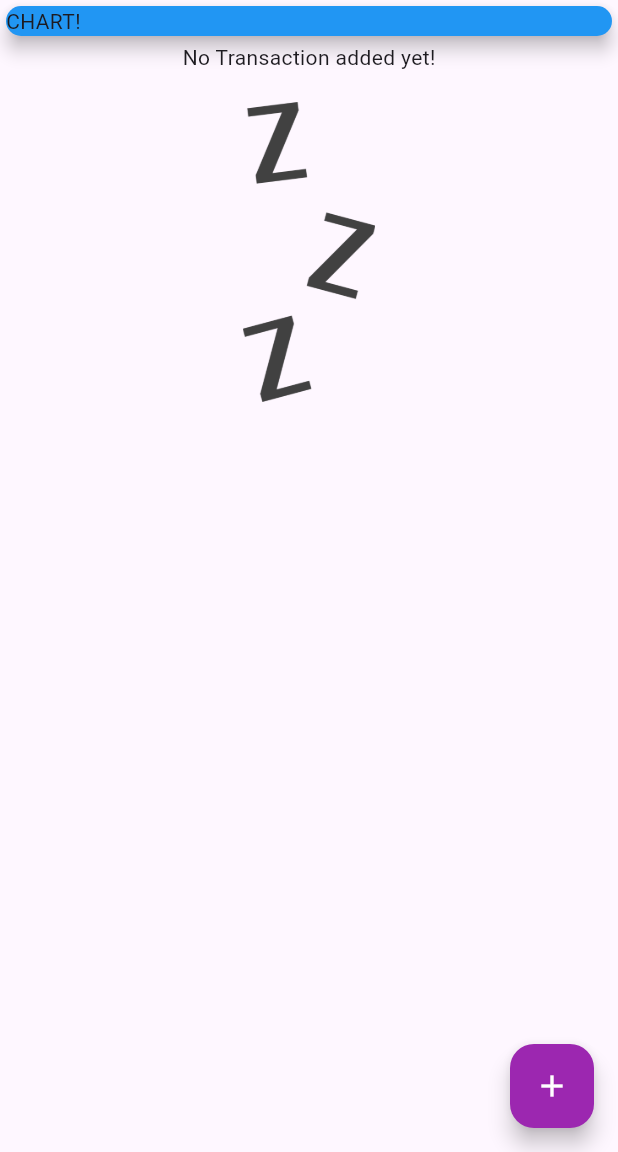
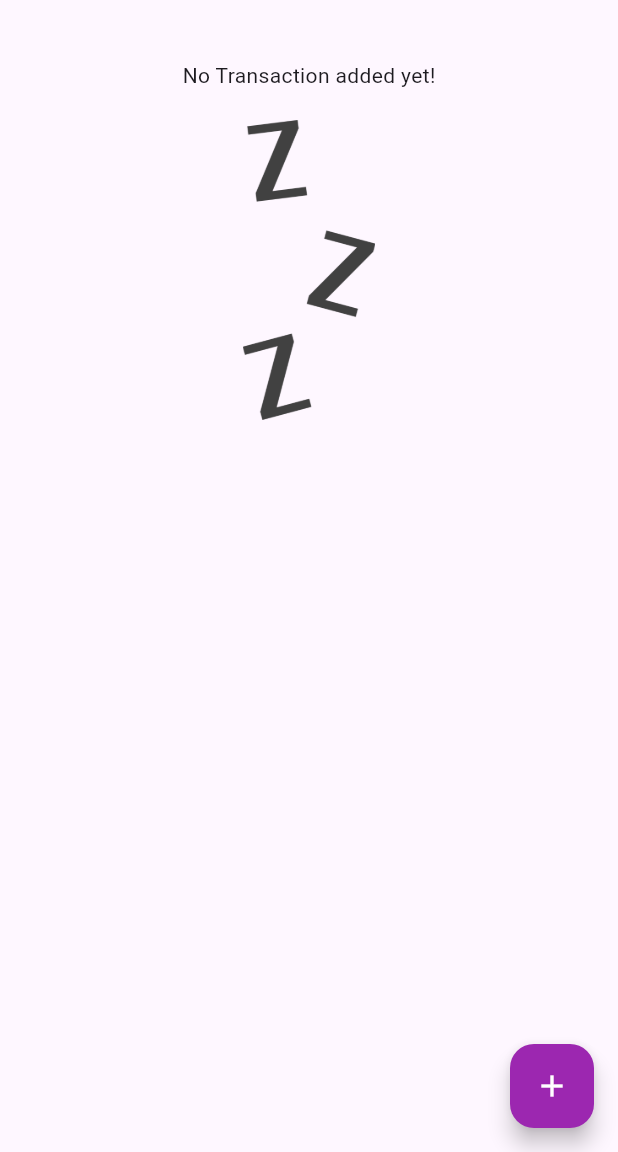
Before and after one commit to Nelofarzabi/Personal_Expenses_App, a Flutter app: the screen it shows after launch, on a phone screen of 412 x 824 dp, the part 84-1236 px from its top. Run offline on Flutter 3.47's test engine with Material 3 defaults, Android fonts, the phone set to English and light mode, and no system bars.

Commit message:
Add chart

```diff
--- a/lib/main.dart
+++ b/lib/main.dart
@@ -1,4 +1,5 @@
 import 'package:expense/models/transaction.dart';
+import 'package:expense/widgets/chart.dart';
 import 'package:expense/widgets/transaction_list.dart';
 import 'package:expense/widgets/new_transaction.dart';
 import 'package:flutter/material.dart';
@@ -37,6 +38,15 @@ class _MyHomePageState extends State<MyHomePage> {
       // Transaction(id: 't2', title: 'New Book', amount: 15.7, date: DateTime.now()),
   ];
 
+  List<Transaction> get _recentTransactions {
+   return _userTransaction.where((tx){
+            return tx.date.isAfter(DateTime.now().subtract(Duration(days: 7),
+
+            ),
+            );
+   }).toList();
+  }
+
   void _addNewTransaction(String txTitle , double txAmount){
     final newTx= Transaction(id:DateTime.now().toString() , title: txTitle, amount: txAmount, date: DateTime.now());
      setState(() {
@@ -68,14 +78,7 @@ class _MyHomePageState extends State<MyHomePage> {
           mainAxisAlignment: MainAxisAlignment.start,
           crossAxisAlignment: CrossAxisAlignment.stretch,
           children: [
-            Container(
-              width: double.infinity,
-              child: const  Card(
-                color: Colors.blue,
-                child: Text('CHART!'),
-                elevation: 5,
-              ),
-            ) ,
+           Chart(_recentTransactions),
              TransactionList(_userTransaction),
           ],
         ),
--- /dev/null
+++ b/lib/widgets/chart.dart
@@ -0,0 +1,36 @@
+import 'package:expense/models/transaction.dart';
+import 'package:flutter/material.dart';
+import 'package:intl/intl.dart';
+
+class Chart extends StatelessWidget {
+  final List<Transaction> recentTrasaction;
+  Chart(this.recentTrasaction);
+
+ List<Map<String , Object>> get groupedTransactionValues{
+  return List.generate(7, (index){
+       final  weekDay = DateTime.now().subtract(Duration(days: index),);
+        double totalSum = 0.0;
+        for(var i = 0 ; i < recentTrasaction.length ; i++){
+          if(recentTrasaction[i].date.day == weekDay.day &&
+          recentTrasaction[i].date.month == weekDay.month &&
+           recentTrasaction[i].date.year == weekDay.year
+          ){
+            totalSum += recentTrasaction[i].amount;
+
+          }
+        }
+     return {'day' : DateFormat.E().format(weekDay) , 'Amount' : totalSum};
+  });
+ }
+
+  @override
+  Widget build(BuildContext context) {
+    return Card(
+      elevation: 6,
+      margin: EdgeInsets.all(20),
+      child: Row(
+        children: [],
+      ),
+    );
+  }
+}
```
